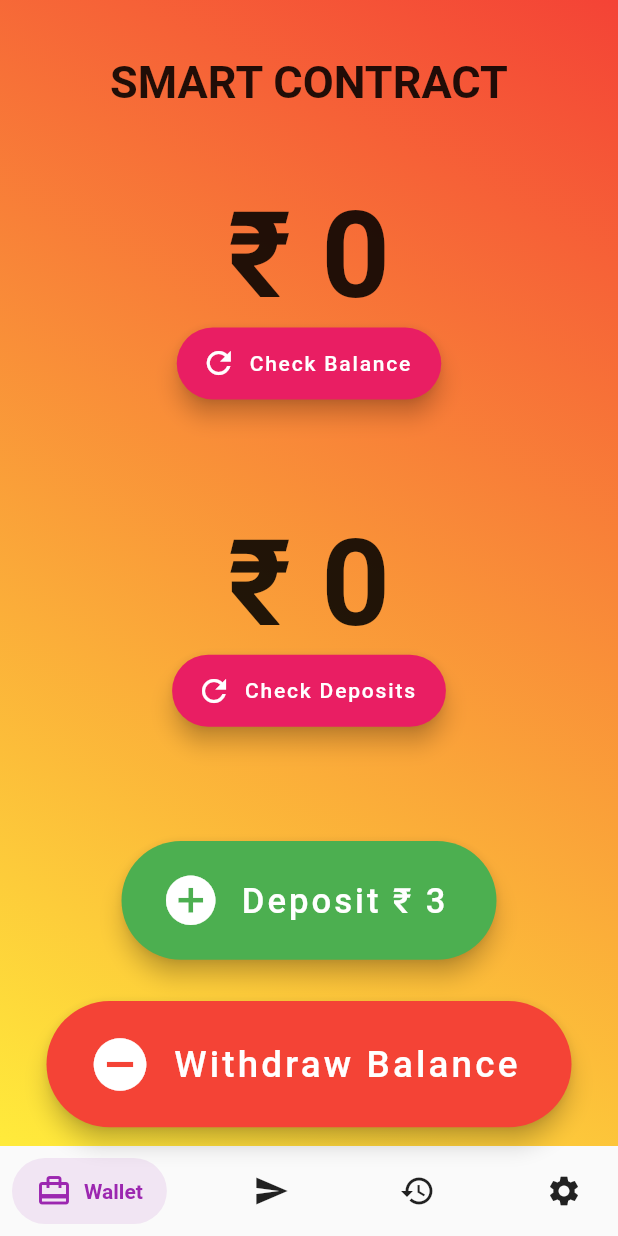
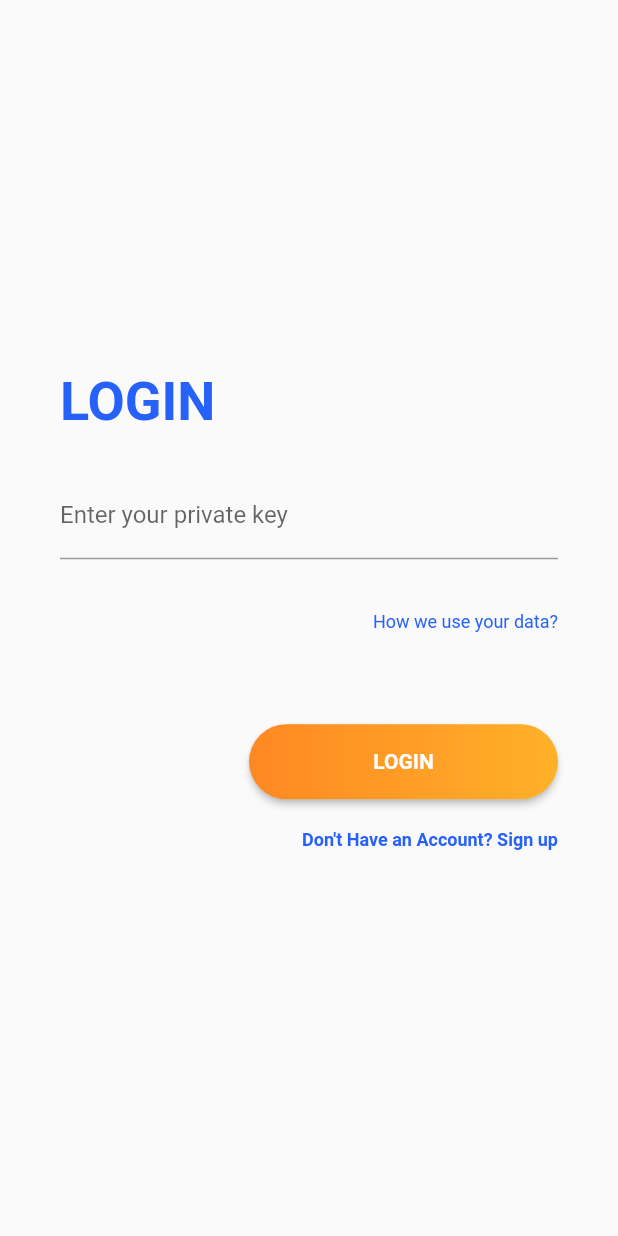
Before and after one commit to Skolleum/Front-End, a Flutter app: the screen it shows after launch, on a phone screen of 412 x 824 dp. Run offline on Flutter 3.47's test engine with Material 2 defaults, Android fonts, the phone set to English and light mode, and no system bars; drawn by our look-alikes of salomon_bottom_bar; missing offline and left inert: web3dart; project files that could hold a hidden picture were left out.

Commit message:
login page added, routes added

```diff
--- /dev/null
+++ b/smartwallet/lib/auth_singleton.dart
@@ -0,0 +1,12 @@
+//this singleton will be removed once the authentication flow is decided.
+class AuthCheck {
+  static AuthCheck instance = AuthCheck._init();
+  AuthCheck._init();
+
+  bool isLoggedIn = false;
+}
+
+// enum Status {
+//   didSignIn,
+//   didNotSignIn,
+// }
--- /dev/null
+++ b/smartwallet/lib/constants/asset_constants.dart
@@ -0,0 +1,3 @@
+class AssetConstants {
+  static const String LOGIN_BACKGROUND = 'assets/images/login_background.png';
+}
--- /dev/null
+++ b/smartwallet/lib/constants/string_constants.dart
@@ -0,0 +1,5 @@
+class StringConstants {
+  static const String CHECK_BALANCE = 'check balance';
+  static const String TITLE_SMART_CONTRACT = 'Smart Contract';
+  static const String LOGIN_PRIVATE_KEY = 'Enter your private key';
+}
--- a/smartwallet/lib/main.dart
+++ b/smartwallet/lib/main.dart
@@ -1,9 +1,7 @@
 import 'package:flutter/material.dart';
-import 'package:salomon_bottom_bar/salomon_bottom_bar.dart';
-import 'package:smartwallet/pages/historical.dart';
-import 'package:smartwallet/pages/settings.dart';
-import 'package:smartwallet/pages/transactions.dart';
-import 'package:smartwallet/pages/wallet.dart';
+import 'package:smartwallet/pages/auth/login.dart';
+import 'package:smartwallet/pages/home.dart';
+import 'package:smartwallet/routes/route.dart';
 
 void main() {
   runApp(MyApp());
@@ -14,60 +12,12 @@ class MyApp extends StatelessWidget {
   @override
   Widget build(BuildContext context) {
     return MaterialApp(
+      onGenerateRoute: Routes.generateRoute,
+      initialRoute: LoginScreen.routeName,
       title: 'Flutter Demo',
       theme: ThemeData(
         primarySwatch: Colors.blue,
       ),
-      home: MyHomePage(),
     );
   }
 }
-
-class MyHomePage extends StatefulWidget {
-  @override
-  _MyHomePageState createState() => _MyHomePageState();
-}
-
-class _MyHomePageState extends State<MyHomePage> {
-  int _currentIndex = 0;
-  List<Widget> _pages = [
-    WalletPage(),
-    TransactionPage(),
-    HistoricalPage(),
-    SettingsPage(),
-  ];
-  Widget _currentPage = WalletPage();
-
-  @override
-  Widget build(BuildContext context) {
-    return Scaffold(
-      body: _pages[_currentIndex],
-      bottomNavigationBar: SalomonBottomBar(
-        currentIndex: _currentIndex,
-        onTap: (i) => setState(() => _currentIndex = i),
-        items: [
-          SalomonBottomBarItem(
-            icon: Icon(Icons.wallet_travel),
-            title: Text("Wallet"),
-            selectedColor: Colors.purple,
-          ),
-          SalomonBottomBarItem(
-            icon: Icon(Icons.send),
-            title: Text("Transactions"),
-            selectedColor: Colors.pink,
-          ),
-          SalomonBottomBarItem(
-            icon: Icon(Icons.history),
-            title: Text("Historical"),
-            selectedColor: Colors.orange,
-          ),
-          SalomonBottomBarItem(
-            icon: Icon(Icons.settings),
-            title: Text("Settings"),
-            selectedColor: Colors.teal,
-          ),
-        ],
-      ),
-    );
-  }
-}
--- /dev/null
+++ b/smartwallet/lib/pages/auth/login.dart
@@ -0,0 +1,110 @@
+import 'package:flutter/material.dart';
+import 'package:smartwallet/constants/string_constants.dart';
+import 'package:smartwallet/pages/home.dart';
+
+import '../../auth_singleton.dart';
+import '../../widgets/background_widget.dart';
+
+class LoginScreen extends StatelessWidget {
+  static const String routeName = '/';
+
+  @override
+  Widget build(BuildContext context) {
+    Size size = MediaQuery.of(context).size;
+
+    return Scaffold(
+      body: Column(
+        mainAxisAlignment: MainAxisAlignment.center,
+        children: <Widget>[
+          Container(
+            alignment: Alignment.centerLeft,
+            padding: EdgeInsets.symmetric(horizontal: 40),
+            child: Text(
+              "LOGIN",
+              style: TextStyle(
+                  fontWeight: FontWeight.bold,
+                  color: Color(0xFF2661FA),
+                  fontSize: 36),
+              textAlign: TextAlign.left,
+            ),
+          ),
+          SizedBox(height: size.height * 0.03),
+          Container(
+            alignment: Alignment.center,
+            margin: EdgeInsets.symmetric(horizontal: 40),
+            child: TextField(
+              decoration: InputDecoration(
+                labelText: StringConstants.LOGIN_PRIVATE_KEY,
+              ),
+            ),
+          ),
+          SizedBox(height: size.height * 0.03),
+          // Container(
+          //   alignment: Alignment.center,
+          //   margin: EdgeInsets.symmetric(horizontal: 40),
+          //   child: TextField(
+          //     decoration: InputDecoration(labelText: "Password"),
+          //     obscureText: true,
+          //   ),
+          // ),
+          Container(
+            alignment: Alignment.centerRight,
+            margin: EdgeInsets.symmetric(horizontal: 40, vertical: 10),
+            child: Text(
+              "How we use your data?",
+              style: TextStyle(fontSize: 12, color: Color(0XFF2661FA)),
+            ),
+          ),
+          SizedBox(height: size.height * 0.05),
+          Container(
+            alignment: Alignment.centerRight,
+            margin: EdgeInsets.symmetric(horizontal: 40, vertical: 10),
+            child: RaisedButton(
+              onPressed: () {
+                AuthCheck.instance.isLoggedIn == true;
+                Navigator.pushReplacementNamed(context, MyHomePage.routeName);
+              },
+              shape: RoundedRectangleBorder(
+                  borderRadius: BorderRadius.circular(80.0)),
+              textColor: Colors.white,
+              padding: const EdgeInsets.all(0),
+              child: Container(
+                alignment: Alignment.center,
+                height: 50.0,
+                width: size.width * 0.5,
+                decoration: new BoxDecoration(
+                    borderRadius: BorderRadius.circular(80.0),
+                    gradient: new LinearGradient(colors: [
+                      Color.fromARGB(255, 255, 136, 34),
+                      Color.fromARGB(255, 255, 177, 41)
+                    ])),
+                padding: const EdgeInsets.all(0),
+                child: Text(
+                  "LOGIN",
+                  textAlign: TextAlign.center,
+                  style: TextStyle(fontWeight: FontWeight.bold),
+                ),
+              ),
+            ),
+          ),
+          Container(
+            alignment: Alignment.centerRight,
+            margin: EdgeInsets.symmetric(horizontal: 40, vertical: 10),
+            child: GestureDetector(
+              onTap: () => {
+                Navigator.pushReplacementNamed(context, MyHomePage.routeName),
+              },
+              child: Text(
+                "Don't Have an Account? Sign up",
+                style: TextStyle(
+                    fontSize: 12,
+                    fontWeight: FontWeight.bold,
+                    color: Color(0xFF2661FA)),
+              ),
+            ),
+          )
+        ],
+      ),
+    );
+  }
+}
--- a/smartwallet/lib/pages/wallet.dart
+++ b/smartwallet/lib/pages/bottom-navigation/wallet.dart
@@ -3,6 +3,7 @@ import 'dart:convert';
 import 'package:flutter/material.dart';
 import 'package:flutter/services.dart';
 import 'package:http/http.dart';
+import 'package:smartwallet/constants/string_constants.dart';
 import 'package:web3dart/web3dart.dart';
 
 class WalletPage extends StatefulWidget {
@@ -121,7 +122,7 @@ class _WalletPageState extends State<WalletPage> {
             gradient: LinearGradient(
               begin: Alignment.topRight,
               end: Alignment.bottomLeft,
-              colors: [Colors.red, Colors.yellow],
+              colors: [Colors.blue, Colors.yellow],
             ),
           ),
           child: Column(
@@ -130,7 +131,7 @@ class _WalletPageState extends State<WalletPage> {
                 child: Align(
                   alignment: Alignment.center,
                   child: Text(
-                    'SMART CONTRACT',
+                    StringConstants.TITLE_SMART_CONTRACT,
                     style: TextStyle(
                       fontSize: 30,
                       fontWeight: FontWeight.bold,
@@ -143,7 +144,7 @@ class _WalletPageState extends State<WalletPage> {
                 child: Align(
                   alignment: Alignment.bottomCenter,
                   child: Text(
-                    '₹ $balance',
+                    '£ $balance',
                     style: TextStyle(
                       fontSize: 80,
                       fontWeight: FontWeight.bold,
@@ -162,7 +163,9 @@ class _WalletPageState extends State<WalletPage> {
                       balance = result?.first?.toInt();
                       setState(() {});
                     },
-                    label: Text('Check Balance'),
+                    label: Text(
+                      StringConstants.CHECK_BALANCE,
+                    ),
                     icon: Icon(Icons.refresh),
                     backgroundColor: Colors.pink,
                   ),
--- /dev/null
+++ b/smartwallet/lib/routes/route.dart
@@ -0,0 +1,16 @@
+import 'package:flutter/material.dart';
+
+import '../pages/auth/login.dart';
+import '../pages/home.dart';
+
+class Routes {
+  static Route<dynamic> generateRoute(RouteSettings settings) {
+    switch (settings.name) {
+      case LoginScreen.routeName:
+        return MaterialPageRoute(builder: (_) => LoginScreen());
+
+      case MyHomePage.routeName:
+        return MaterialPageRoute(builder: (_) => MyHomePage());
+    }
+  }
+}
--- a/smartwallet/pubspec.yaml
+++ b/smartwallet/pubspec.yaml
@@ -15,6 +15,7 @@ dependencies:
   http:
   cupertino_icons: ^1.0.0
   salomon_bottom_bar: ^3.3.0
+  shared_preferences:
 
 dev_dependencies:
   flutter_test:
@@ -25,3 +26,4 @@ flutter:
 
   assets:
     - src/abis/Investment.json
+    - assets/images/
```
Also changed, not shown: smartwallet/lib/pages/bottom-navigation/settings.dart (added, +46 -0 lines), smartwallet/lib/pages/home.dart (added, +64 -0 lines), smartwallet/lib/pages/settings.dart (deleted, +0 -10 lines), smartwallet/lib/widgets/background_widget.dart (added, +34 -0 lines), smartwallet/assets/images/login_background.png (added), smartwallet/lib/pages/bottom-navigation/historical.dart (renamed from smartwallet/lib/pages/historical.dart), smartwallet/lib/pages/bottom-navigation/transactions.dart (renamed from smartwallet/lib/pages/transactions.dart), smartwallet/pubspec.lock, 6 other files.
